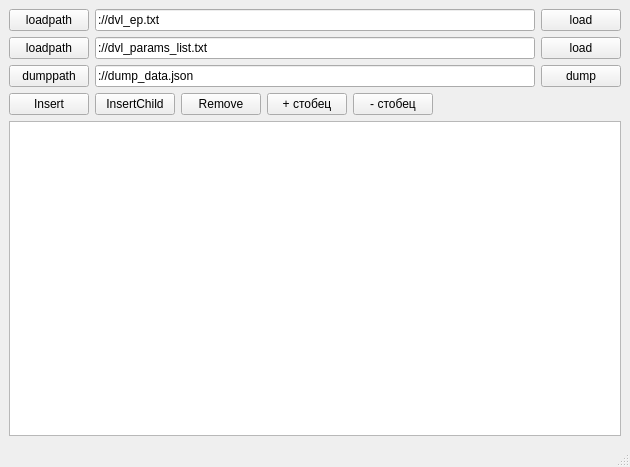
MSergeyS/cpp-qt-json-and-treeview, file mainwindow.ui: the form before one commit.
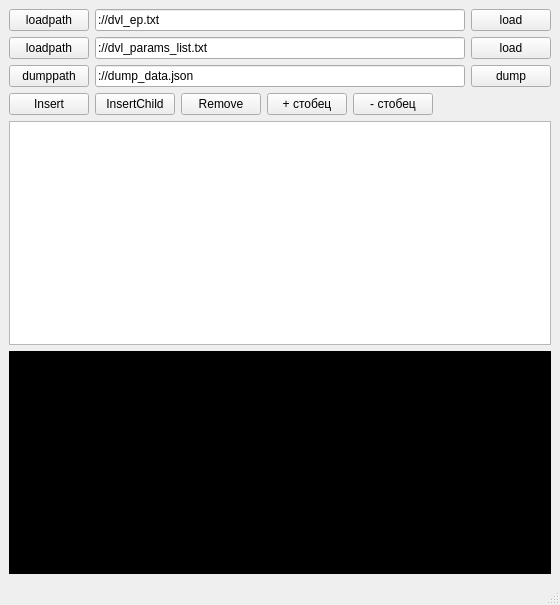
The form after the commit.

Diff of the .ui file:
```diff
--- a/mainwindow.ui
+++ b/mainwindow.ui
@@ -6,8 +6,8 @@
    <rect>
     <x>0</x>
     <y>0</y>
-    <width>630</width>
-    <height>467</height>
+    <width>560</width>
+    <height>605</height>
    </rect>
   </property>
   <property name="windowTitle">
@@ -152,6 +152,468 @@
       </attribute>
      </widget>
     </item>
+    <item>
+     <widget class="QTextEdit" name="textEdit">
+      <property name="palette">
+       <palette>
+        <active>
+         <colorrole role="WindowText">
+          <brush brushstyle="SolidPattern">
+           <color alpha="255">
+            <red>255</red>
+            <green>255</green>
+            <blue>255</blue>
+           </color>
+          </brush>
+         </colorrole>
+         <colorrole role="Button">
+          <brush brushstyle="SolidPattern">
+           <color alpha="255">
+            <red>0</red>
+            <green>0</green>
+            <blue>0</blue>
+           </color>
+          </brush>
+         </colorrole>
+         <colorrole role="Light">
+          <brush brushstyle="SolidPattern">
+           <color alpha="255">
+            <red>0</red>
+            <green>0</green>
+            <blue>0</blue>
+           </color>
+          </brush>
+         </colorrole>
+         <colorrole role="Midlight">
+          <brush brushstyle="SolidPattern">
+           <color alpha="255">
+            <red>0</red>
+            <green>0</green>
+            <blue>0</blue>
+           </color>
+          </brush>
+         </colorrole>
+         <colorrole role="Dark">
+          <brush brushstyle="SolidPattern">
+           <color alpha="255">
+            <red>0</red>
+            <green>0</green>
+            <blue>0</blue>
+           </color>
+          </brush>
+         </colorrole>
+         <colorrole role="Mid">
+          <brush brushstyle="SolidPattern">
+           <color alpha="255">
+            <red>0</red>
+            <green>0</green>
+            <blue>0</blue>
+           </color>
+          </brush>
+         </colorrole>
+         <colorrole role="Text">
+          <brush brushstyle="SolidPattern">
+           <color alpha="255">
+            <red>0</red>
+            <green>255</green>
+            <blue>0</blue>
+           </color>
+          </brush>
+         </colorrole>
+         <colorrole role="BrightText">
+          <brush brushstyle="SolidPattern">
+           <color alpha="255">
+            <red>0</red>
+            <green>255</green>
+            <blue>0</blue>
+           </color>
+          </brush>
+         </colorrole>
+         <colorrole role="ButtonText">
+          <brush brushstyle="SolidPattern">
+           <color alpha="255">
+            <red>255</red>
+            <green>255</green>
+            <blue>255</blue>
+           </color>
+          </brush>
+         </colorrole>
+         <colorrole role="Base">
+          <brush brushstyle="SolidPattern">
+           <color alpha="255">
+            <red>0</red>
+            <green>0</green>
+            <blue>0</blue>
+           </color>
+          </brush>
+         </colorrole>
+         <colorrole role="Window">
+          <brush brushstyle="SolidPattern">
+           <color alpha="255">
+            <red>0</red>
+            <green>0</green>
+            <blue>0</blue>
+           </color>
+          </brush>
+         </colorrole>
+         <colorrole role="Shadow">
+          <brush brushstyle="SolidPattern">
+           <color alpha="255">
+            <red>0</red>
+            <green>0</green>
+            <blue>0</blue>
+           </color>
+          </brush>
+         </colorrole>
+         <colorrole role="AlternateBase">
+          <brush brushstyle="SolidPattern">
+           <color alpha="255">
+            <red>0</red>
+            <green>0</green>
+            <blue>0</blue>
+           </color>
+          </brush>
+         </colorrole>
+         <colorrole role="ToolTipBase">
+          <brush brushstyle="SolidPattern">
+           <color alpha="255">
+            <red>255</red>
+            <green>255</green>
+            <blue>220</blue>
+           </color>
+          </brush>
+         </colorrole>
+         <colorrole role="ToolTipText">
+          <brush brushstyle="SolidPattern">
+           <color alpha="255">
+            <red>0</red>
+            <green>0</green>
+            <blue>0</blue>
+           </color>
+          </brush>
+         </colorrole>
+         <colorrole role="PlaceholderText">
+          <brush brushstyle="SolidPattern">
+           <color alpha="128">
+            <red>255</red>
+            <green>255</green>
+            <blue>255</blue>
+           </color>
+          </brush>
+         </colorrole>
+        </active>
+        <inactive>
+         <colorrole role="WindowText">
+          <brush brushstyle="SolidPattern">
+           <color alpha="255">
+            <red>255</red>
+            <green>255</green>
+            <blue>255</blue>
+           </color>
+          </brush>
+         </colorrole>
+         <colorrole role="Button">
+          <brush brushstyle="SolidPattern">
+           <color alpha="255">
+            <red>0</red>
+            <green>0</green>
+            <blue>0</blue>
+           </color>
+          </brush>
+         </colorrole>
+         <colorrole role="Light">
+          <brush brushstyle="SolidPattern">
+           <color alpha="255">
+            <red>0</red>
+            <green>0</green>
+            <blue>0</blue>
+           </color>
+          </brush>
+         </colorrole>
+         <colorrole role="Midlight">
+          <brush brushstyle="SolidPattern">
+           <color alpha="255">
+            <red>0</red>
+            <green>0</green>
+            <blue>0</blue>
+           </color>
+          </brush>
+         </colorrole>
+         <colorrole role="Dark">
+          <brush brushstyle="SolidPattern">
+           <color alpha="255">
+            <red>0</red>
+            <green>0</green>
+            <blue>0</blue>
+           </color>
+          </brush>
+         </colorrole>
+         <colorrole role="Mid">
+          <brush brushstyle="SolidPattern">
+           <color alpha="255">
+            <red>0</red>
+            <green>0</green>
+            <blue>0</blue>
+           </color>
+          </brush>
+         </colorrole>
+         <colorrole role="Text">
+          <brush brushstyle="SolidPattern">
+           <color alpha="255">
+            <red>0</red>
+            <green>255</green>
+            <blue>0</blue>
+           </color>
+          </brush>
+         </colorrole>
+         <colorrole role="BrightText">
+          <brush brushstyle="SolidPattern">
+           <color alpha="255">
+            <red>0</red>
+            <green>255</green>
+            <blue>0</blue>
+           </color>
+          </brush>
+         </colorrole>
+         <colorrole role="ButtonText">
+          <brush brushstyle="SolidPattern">
+           <color alpha="255">
+            <red>255</red>
+            <green>255</green>
+            <blue>255</blue>
+           </color>
+          </brush>
+         </colorrole>
+         <colorrole role="Base">
+          <brush brushstyle="SolidPattern">
+           <color alpha="255">
+            <red>0</red>
+            <green>0</green>
+            <blue>0</blue>
+           </color>
+          </brush>
+         </colorrole>
+         <colorrole role="Window">
+          <brush brushstyle="SolidPattern">
+           <color alpha="255">
+            <red>0</red>
+            <green>0</green>
+            <blue>0</blue>
+           </color>
+          </brush>
+         </colorrole>
+         <colorrole role="Shadow">
+          <brush brushstyle="SolidPattern">
+           <color alpha="255">
+            <red>0</red>
+            <green>0</green>
+            <blue>0</blue>
+           </color>
+          </brush>
+         </colorrole>
+         <colorrole role="AlternateBase">
+          <brush brushstyle="SolidPattern">
+           <color alpha="255">
+            <red>0</red>
+            <green>0</green>
+            <blue>0</blue>
+           </color>
+          </brush>
+         </colorrole>
+         <colorrole role="ToolTipBase">
+          <brush brushstyle="SolidPattern">
+           <color alpha="255">
+            <red>255</red>
+            <green>255</green>
+            <blue>220</blue>
+           </color>
+          </brush>
+         </colorrole>
+         <colorrole role="ToolTipText">
+          <brush brushstyle="SolidPattern">
+           <color alpha="255">
+            <red>0</red>
+            <green>0</green>
+            <blue>0</blue>
+           </color>
+          </brush>
+         </colorrole>
+         <colorrole role="PlaceholderText">
+          <brush brushstyle="SolidPattern">
+           <color alpha="128">
+            <red>255</red>
+            <green>255</green>
+            <blue>255</blue>
+           </color>
+          </brush>
+         </colorrole>
+        </inactive>
+        <disabled>
+         <colorrole role="WindowText">
+          <brush brushstyle="SolidPattern">
+           <color alpha="255">
+            <red>0</red>
+            <green>0</green>
+            <blue>0</blue>
+           </color>
+          </brush>
+         </colorrole>
+         <colorrole role="Button">
+          <brush brushstyle="SolidPattern">
+           <color alpha="255">
+            <red>0</red>
+            <green>0</green>
+            <blue>0</blue>
+           </color>
+          </brush>
+         </colorrole>
+         <colorrole role="Light">
+          <brush brushstyle="SolidPattern">
+           <color alpha="255">
+            <red>0</red>
+            <green>0</green>
+            <blue>0</blue>
+           </color>
+          </brush>
+         </colorrole>
+         <colorrole role="Midlight">
+          <brush brushstyle="SolidPattern">
+           <color alpha="255">
+            <red>0</red>
+            <green>0</green>
+            <blue>0</blue>
+           </color>
+          </brush>
+         </colorrole>
+         <colorrole role="Dark">
+          <brush brushstyle="SolidPattern">
+           <color alpha="255">
+            <red>0</red>
+            <green>0</green>
+            <blue>0</blue>
+           </color>
+          </brush>
+         </colorrole>
+         <colorrole role="Mid">
+          <brush brushstyle="SolidPattern">
+           <color alpha="255">
+            <red>0</red>
+            <green>0</green>
+            <blue>0</blue>
+           </color>
+          </brush>
+         </colorrole>
+         <colorrole role="Text">
+          <brush brushstyle="SolidPattern">
+           <color alpha="255">
+            <red>0</red>
+            <green>0</green>
+            <blue>0</blue>
+           </color>
+          </brush>
+         </colorrole>
+         <colorrole role="BrightText">
+          <brush brushstyle="SolidPattern">
+           <color alpha="255">
+            <red>0</red>
+            <green>255</green>
+            <blue>0</blue>
+           </color>
+          </brush>
+         </colorrole>
+         <colorrole role="ButtonText">
+          <brush brushstyle="SolidPattern">
+           <color alpha="255">
+            <red>0</red>
+            <green>0</green>
+            <blue>0</blue>
+           </color>
+          </brush>
+         </colorrole>
+         <colorrole role="Base">
+          <brush brushstyle="SolidPattern">
+           <color alpha="255">
+            <red>0</red>
+            <green>0</green>
+            <blue>0</blue>
+           </color>
+          </brush>
+         </colorrole>
+         <colorrole role="Window">
+          <brush brushstyle="SolidPattern">
+           <color alpha="255">
+            <red>0</red>
+            <green>0</green>
+            <blue>0</blue>
+           </color>
+          </brush>
+         </colorrole>
+         <colorrole role="Shadow">
+          <brush brushstyle="SolidPattern">
+           <color alpha="255">
+            <red>0</red>
+            <green>0</green>
+            <blue>0</blue>
+           </color>
+          </brush>
+         </colorrole>
+         <colorrole role="AlternateBase">
+          <brush brushstyle="SolidPattern">
+           <color alpha="255">
+            <red>0</red>
+            <green>0</green>
+            <blue>0</blue>
+           </color>
+          </brush>
+         </colorrole>
+         <colorrole role="ToolTipBase">
+          <brush brushstyle="SolidPattern">
+           <color alpha="255">
+            <red>255</red>
+            <green>255</green>
+            <blue>220</blue>
+           </color>
+          </brush>
+         </colorrole>
+         <colorrole role="ToolTipText">
+          <brush brushstyle="SolidPattern">
+           <color alpha="255">
+            <red>0</red>
+            <green>0</green>
+            <blue>0</blue>
+           </color>
+          </brush>
+         </colorrole>
+         <colorrole role="PlaceholderText">
+          <brush brushstyle="SolidPattern">
+           <color alpha="128">
+            <red>255</red>
+            <green>255</green>
+            <blue>255</blue>
+           </color>
+          </brush>
+         </colorrole>
+        </disabled>
+       </palette>
+      </property>
+      <property name="autoFillBackground">
+       <bool>true</bool>
+      </property>
+      <property name="readOnly">
+       <bool>true</bool>
+      </property>
+      <property name="html">
+       <string>&lt;!DOCTYPE HTML PUBLIC &quot;-//W3C//DTD HTML 4.0//EN&quot; &quot;http://www.w3.org/TR/REC-html40/strict.dtd&quot;&gt;
+&lt;html&gt;&lt;head&gt;&lt;meta name=&quot;qrichtext&quot; content=&quot;1&quot; /&gt;&lt;meta charset=&quot;utf-8&quot; /&gt;&lt;style type=&quot;text/css&quot;&gt;
+p, li { white-space: pre-wrap; }
+hr { height: 1px; border-width: 0; }
+li.unchecked::marker { content: &quot;\2610&quot;; }
+li.checked::marker { content: &quot;\2612&quot;; }
+&lt;/style&gt;&lt;/head&gt;&lt;body style=&quot; font-family:'Segoe UI'; font-size:9pt; font-weight:400; font-style:normal;&quot;&gt;
+&lt;p style=&quot;-qt-paragraph-type:empty; margin-top:0px; margin-bottom:0px; margin-left:0px; margin-right:0px; -qt-block-indent:0; text-indent:0px; font-family:'MS Shell Dlg 2'; font-size:8.25pt;&quot;&gt;&lt;br /&gt;&lt;/p&gt;&lt;/body&gt;&lt;/html&gt;</string>
+      </property>
+     </widget>
+    </item>
    </layout>
   </widget>
   <widget class="QMenuBar" name="menubar">
```
Left out of the diff: 2 changed lines with no effect on the pictures.
